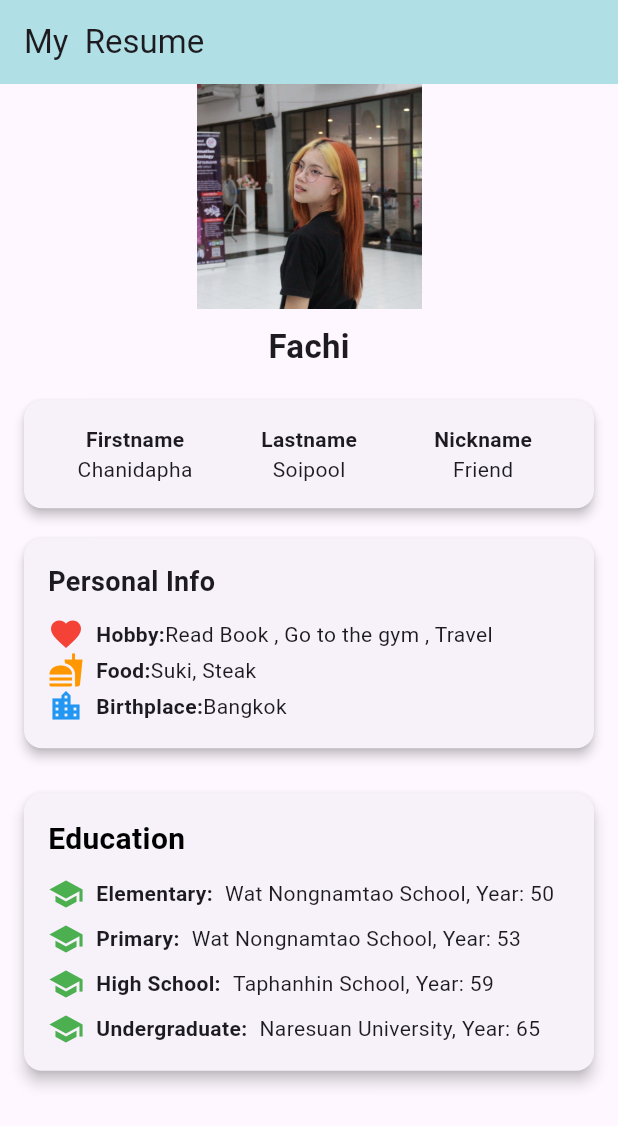
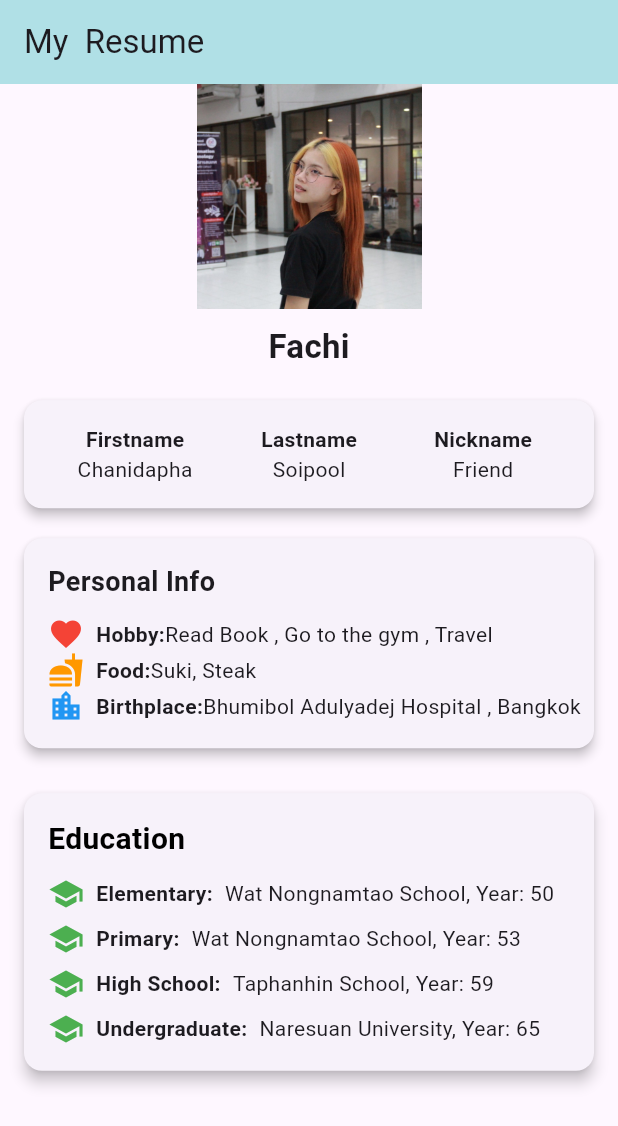
Before and after one commit to Chanidapha65310920/FoodOrder, a Flutter app: the screen it shows after launch, on a phone screen of 412 x 824 dp. Shown: the top 1126 px of the screen. Run offline on Flutter 3.47's test engine with Material 3 defaults, Android fonts, the phone set to English and light mode, and no system bars.

Commit message:
edit Birthplace

```diff
--- a/lib/main.dart
+++ b/lib/main.dart
@@ -95,7 +95,7 @@ Text("Food:", style: TextStyle(fontWeight: FontWeight.bold)),
                             Icon(Icons.location_city, color: Colors.blue),
                             SizedBox(width: 8),
 Text("Birthplace:", style: TextStyle(fontWeight: FontWeight.bold)),
-                      Text("Bangkok"),                          ],
+                      Text("Bhumibol Adulyadej Hospital , Bangkok"),                          ],
                         ),
                       ],
                     ),
```
